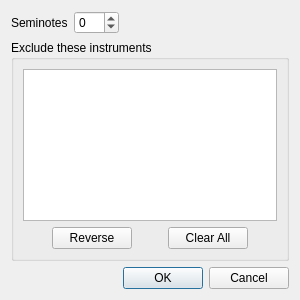
Before: the Qt Designer form BambooTracker/gui/transpose_song_dialog.ui in BambooTracker/BambooTracker, drawn with Qt 5.
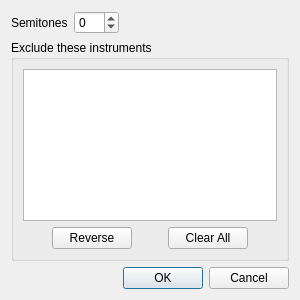
After: the same form once the commit is applied.

Commit message: Fix words: "seminote" to "semitone"

Patch:
```diff
--- a/BambooTracker/gui/transpose_song_dialog.ui
+++ b/BambooTracker/gui/transpose_song_dialog.ui
@@ -19,7 +19,7 @@
      <item>
       <widget class="QLabel" name="seminotesLabel">
        <property name="text">
-        <string>Seminotes</string>
+        <string>Semitones</string>
        </property>
       </widget>
      </item>
```
Left out of the diff: 2 changed lines with no effect on the pictures. The commit also changes 25 other files.
